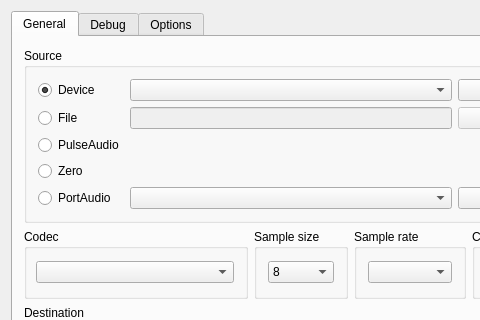
Qt form mainwindow.ui (Chr0nos/audio-transfer) before a commit; both pictures show x 0 to 480 and y 0 to 320 of the 576 by 630 pixel window.
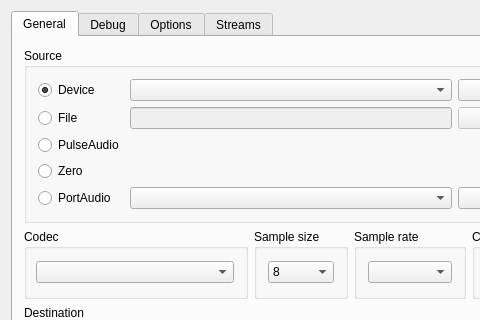
The same form after that commit.

What changed in the file:
```diff
--- a/mainwindow.ui
+++ b/mainwindow.ui
@@ -7,7 +7,7 @@
     <x>0</x>
     <y>0</y>
     <width>576</width>
-    <height>605</height>
+    <height>615</height>
    </rect>
   </property>
   <property name="windowTitle">
@@ -17,9 +17,15 @@
    <layout class="QVBoxLayout" name="verticalLayout">
     <item>
      <widget class="QTabWidget" name="tabWidget">
+      <property name="tabPosition">
+       <enum>QTabWidget::North</enum>
+      </property>
       <property name="currentIndex">
        <number>0</number>
       </property>
+      <property name="usesScrollButtons">
+       <bool>true</bool>
+      </property>
       <widget class="QWidget" name="general">
        <attribute name="title">
         <string>General</string>
@@ -375,6 +381,11 @@
         </property>
        </widget>
       </widget>
+      <widget class="QWidget" name="tab_2">
+       <attribute name="title">
+        <string>Streams</string>
+       </attribute>
+      </widget>
      </widget>
     </item>
     <item>
```
